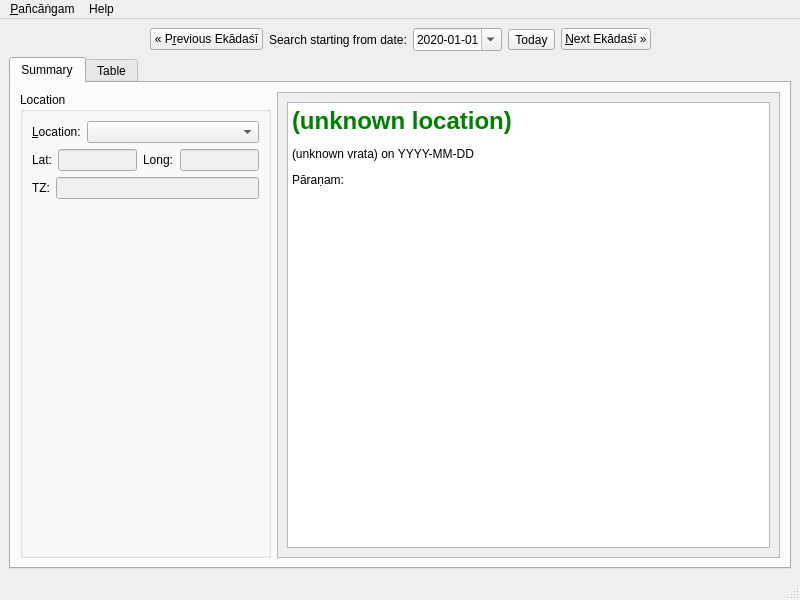
Qt form gui-qt/mainwindow.ui (ashutosh108/vaishnavam-panchangam) before a commit.
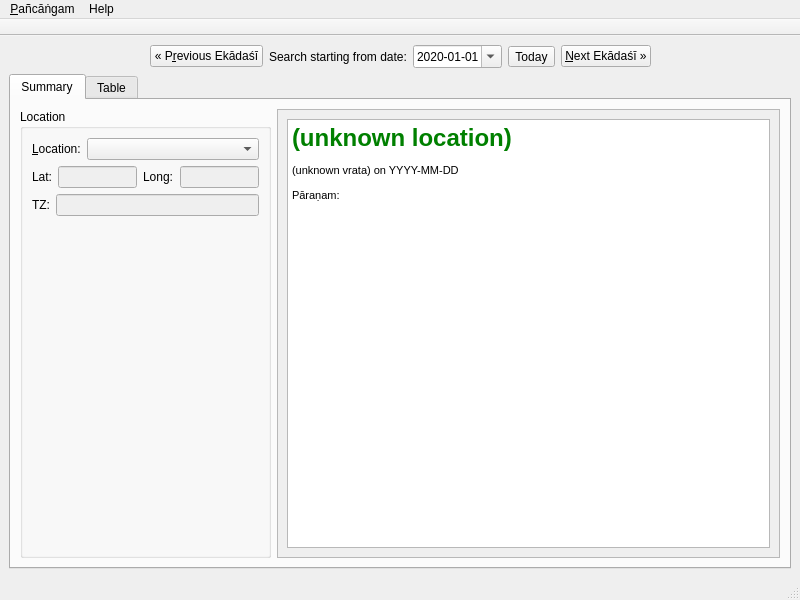
The same form after that commit. Custom widgets are drawn as their Qt base class.

```diff
--- a/gui-qt/mainwindow.ui
+++ b/gui-qt/mainwindow.ui
@@ -281,16 +281,20 @@
                <x>0</x>
                <y>0</y>
                <width>498</width>
-               <height>462</height>
+               <height>452</height>
               </rect>
              </property>
              <layout class="QVBoxLayout" name="verticalLayout_4">
               <item>
                <widget class="QTextBrowser" name="vrataSummary">
                 <property name="html">
-                 <string>&lt;style&gt;h1 {color: green;}&lt;/style&gt;&lt;h1&gt;(unknown location)&lt;/h1&gt;
-&lt;p&gt;(unknown vrata) on YYYY-MM-DD&lt;/p&gt;
-&lt;p&gt;Pāraṇam: &lt;/p&gt;</string>
+                 <string>&lt;!DOCTYPE HTML PUBLIC &quot;-//W3C//DTD HTML 4.0//EN&quot; &quot;http://www.w3.org/TR/REC-html40/strict.dtd&quot;&gt;
+&lt;html&gt;&lt;head&gt;&lt;meta name=&quot;qrichtext&quot; content=&quot;1&quot; /&gt;&lt;style type=&quot;text/css&quot;&gt;
+p, li { white-space: pre-wrap; }
+&lt;/style&gt;&lt;/head&gt;&lt;body style=&quot; font-family:'MS Shell Dlg 2'; font-size:8.25pt; font-weight:400; font-style:normal;&quot;&gt;
+&lt;h1 style=&quot; margin-top:18px; margin-bottom:12px; margin-left:0px; margin-right:0px; -qt-block-indent:0; text-indent:0px;&quot;&gt;&lt;span style=&quot; font-size:xx-large; font-weight:600; color:#008000;&quot;&gt;(unknown location)&lt;/span&gt;&lt;/h1&gt;
+&lt;p style=&quot; margin-top:12px; margin-bottom:12px; margin-left:0px; margin-right:0px; -qt-block-indent:0; text-indent:0px;&quot;&gt;(unknown vrata) on YYYY-MM-DD&lt;/p&gt;
+&lt;p style=&quot; margin-top:12px; margin-bottom:12px; margin-left:0px; margin-right:0px; -qt-block-indent:0; text-indent:0px;&quot;&gt;Pāraṇam: &lt;/p&gt;&lt;/body&gt;&lt;/html&gt;</string>
                 </property>
                </widget>
               </item>
@@ -341,6 +345,23 @@
    <addaction name="menuHelp"/>
   </widget>
   <widget class="QStatusBar" name="statusbar"/>
+  <widget class="QToolBar" name="toolBar">
+   <property name="windowTitle">
+    <string>toolBar</string>
+   </property>
+   <property name="movable">
+    <bool>false</bool>
+   </property>
+   <property name="floatable">
+    <bool>false</bool>
+   </property>
+   <attribute name="toolBarArea">
+    <enum>TopToolBarArea</enum>
+   </attribute>
+   <attribute name="toolBarBreak">
+    <bool>false</bool>
+   </attribute>
+  </widget>
   <action name="actionE_xit_2">
    <property name="text">
     <string>E&amp;xit</string>
```
